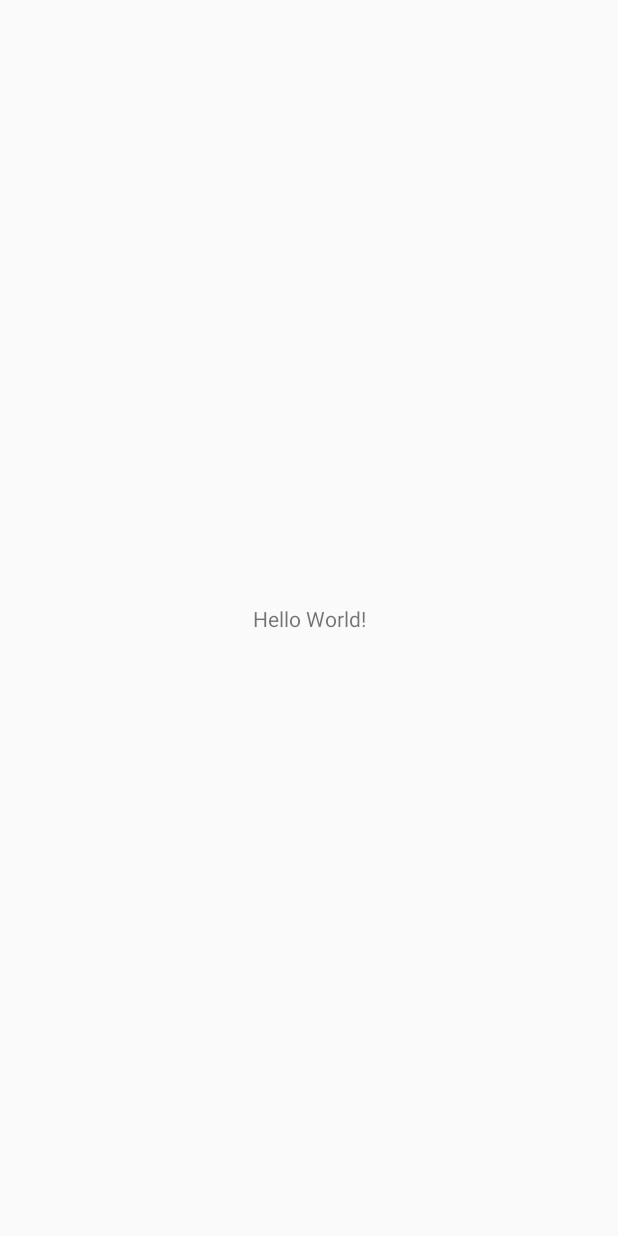
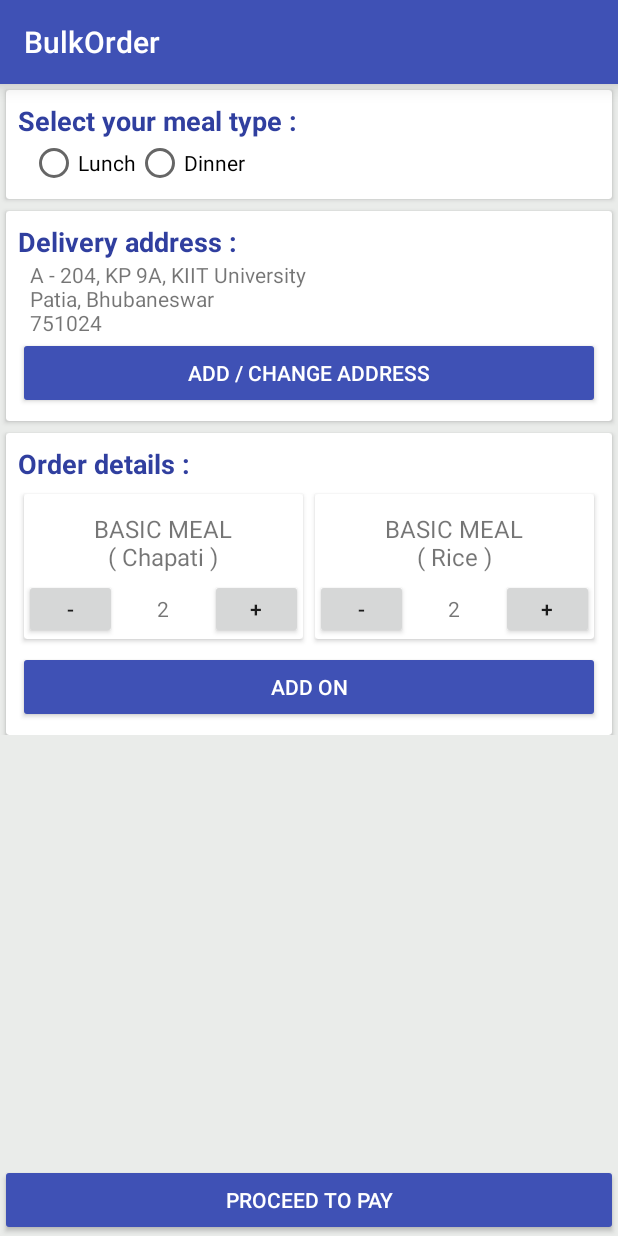
Before and after one commit to LunchBoxAndroid/LUNCHBOX, an Android app: the screen it shows after launch (FlashActivity before the commit, BulkOrderActivity after it), on a phone screen of 412 x 824 dp. Before the commit the screen is almost empty. Run offline under Robolectric (Android 15) with nearby library versions, the phone set to English and light mode, and no system bars.

Commit message:
Update layout BulkActivity

```diff
--- a/app/build.gradle
+++ b/app/build.gradle
@@ -25,4 +25,6 @@ dependencies {
     testImplementation 'junit:junit:4.12'
     androidTestImplementation 'com.android.support.test:runner:1.0.2'
     androidTestImplementation 'com.android.support.test.espresso:espresso-core:3.0.2'
+    implementation 'com.android.support:cardview-v7:27.1.1'
+    implementation 'com.android.support:design:27.1.1'
 }
--- a/app/src/main/AndroidManifest.xml
+++ b/app/src/main/AndroidManifest.xml
@@ -16,6 +16,7 @@
                 <category android:name="android.intent.category.LAUNCHER" />
             </intent-filter>
         </activity>
+        <activity android:name=".BulkOrderActivity"></activity>
     </application>
 
 </manifest>
--- /dev/null
+++ b/app/src/main/java/com/lunchbox/lunchbox/BulkOrderActivity.java
@@ -0,0 +1,13 @@
+package com.lunchbox.lunchbox;
+
+import android.support.v7.app.AppCompatActivity;
+import android.os.Bundle;
+
+public class BulkOrderActivity extends AppCompatActivity {
+
+    @Override
+    protected void onCreate(Bundle savedInstanceState) {
+        super.onCreate(savedInstanceState);
+        setContentView(R.layout.activity_bulk_order);
+    }
+}
--- a/app/src/main/java/com/lunchbox/lunchbox/FlashActivity.java
+++ b/app/src/main/java/com/lunchbox/lunchbox/FlashActivity.java
@@ -1,5 +1,6 @@
 package com.lunchbox.lunchbox;
 
+import android.content.Intent;
 import android.support.v7.app.AppCompatActivity;
 import android.os.Bundle;
 
@@ -14,6 +15,8 @@ public class FlashActivity extends AppCompatActivity {
 
         if (userLoggedIn()){
             // TODO:Change activity to main page
+            Intent intent = new Intent(this,BulkOrderActivity.class);
+            startActivity(intent);
         } else {
             // TODO:Change activity to sign in / sign up page
         }
@@ -21,6 +24,6 @@ public class FlashActivity extends AppCompatActivity {
 
     private boolean userLoggedIn() {
         // TODO:create method to check if user is logged in or not
-        return false;
+        return true;
     }
 }
--- /dev/null
+++ b/app/src/main/res/layout/activity_bulk_order.xml
@@ -0,0 +1,332 @@
+<?xml version="1.0" encoding="utf-8"?>
+<android.support.constraint.ConstraintLayout xmlns:android="http://schemas.android.com/apk/res/android"
+    xmlns:app="http://schemas.android.com/apk/res-auto"
+    xmlns:tools="http://schemas.android.com/tools"
+    android:layout_width="match_parent"
+    android:layout_height="match_parent"
+    android:background="#eaecea"
+    tools:context=".BulkOrderActivity">
+
+    <android.support.v7.widget.Toolbar
+        android:id="@+id/toolbar"
+        android:layout_width="match_parent"
+        android:layout_height="?android:attr/actionBarSize"
+        android:background="@color/colorPrimary"
+        android:elevation="8dp"
+        android:theme="@style/ThemeOverlay.AppCompat.Dark.ActionBar"
+        app:layout_constraintStart_toStartOf="parent"
+        app:layout_constraintTop_toTopOf="parent"
+        app:title="@string/bulk_order" />
+
+    <android.support.v4.widget.NestedScrollView
+        android:layout_width="match_parent"
+        android:layout_height="0dp"
+        app:layout_constraintStart_toStartOf="parent"
+        app:layout_constraintTop_toBottomOf="@id/toolbar"
+        app:layout_constraintBottom_toTopOf="@id/proceed_to_pay_button_bulk">
+
+        <android.support.constraint.ConstraintLayout
+            android:layout_width="match_parent"
+            android:layout_height="match_parent">
+
+            <android.support.v7.widget.CardView
+                android:id="@+id/cardView"
+                android:layout_width="match_parent"
+                android:layout_height="wrap_content"
+                android:layout_marginEnd="4dp"
+                android:layout_marginStart="4dp"
+                android:layout_marginTop="4dp"
+                android:elevation="4dp"
+                app:layout_constraintEnd_toEndOf="parent"
+                app:layout_constraintStart_toStartOf="parent"
+                app:layout_constraintTop_toTopOf="parent">
+
+                <android.support.constraint.ConstraintLayout
+                    android:layout_width="match_parent"
+                    android:layout_height="wrap_content"
+                    android:padding="8dp">
+
+                    <TextView
+                        android:id="@+id/textView3"
+                        android:layout_width="wrap_content"
+                        android:layout_height="wrap_content"
+                        android:text="@string/meal_type_selection_heading"
+                        android:textColor="@color/colorPrimaryDark"
+                        android:textSize="18sp"
+                        android:textStyle="bold"
+                        app:layout_constraintStart_toStartOf="parent"
+                        app:layout_constraintTop_toTopOf="parent" />
+
+                    <RadioGroup
+                        android:layout_width="wrap_content"
+                        android:layout_height="wrap_content"
+                        android:layout_marginStart="8dp"
+                        android:orientation="horizontal"
+                        app:layout_constraintStart_toStartOf="parent"
+                        app:layout_constraintTop_toBottomOf="@+id/textView3">
+
+                        <RadioButton
+                            android:layout_width="wrap_content"
+                            android:layout_height="wrap_content"
+                            android:text="@string/lunch" />
+
+                        <RadioButton
+                            android:layout_width="wrap_content"
+                            android:layout_height="wrap_content"
+                            android:text="@string/dinner" />
+
+                    </RadioGroup>
+
+
+                </android.support.constraint.ConstraintLayout>
+
+            </android.support.v7.widget.CardView>
+
+            <android.support.v7.widget.CardView
+                android:id="@+id/cardView2"
+                android:layout_width="match_parent"
+                android:layout_height="wrap_content"
+                android:layout_marginEnd="4dp"
+                android:layout_marginStart="4dp"
+                android:layout_marginTop="8dp"
+                android:elevation="4dp"
+                app:layout_constraintEnd_toEndOf="parent"
+                app:layout_constraintStart_toStartOf="parent"
+                app:layout_constraintTop_toBottomOf="@+id/cardView">
+
+                <android.support.constraint.ConstraintLayout
+                    android:layout_width="match_parent"
+                    android:layout_height="wrap_content"
+                    android:padding="8dp">
+
+                    <TextView
+                        android:id="@+id/textView4"
+                        android:layout_width="wrap_content"
+                        android:layout_height="wrap_content"
+                        android:text="Delivery address : "
+                        android:textColor="@color/colorPrimaryDark"
+                        android:textSize="18sp"
+                        android:textStyle="bold"
+                        app:layout_constraintStart_toStartOf="parent"
+                        app:layout_constraintTop_toTopOf="parent" />
+
+                    <!-- TODO : get delivery address from past preferences-->
+
+                    <TextView
+                        android:id="@+id/addressTextView_bulk"
+                        android:layout_width="wrap_content"
+                        android:layout_height="wrap_content"
+                        android:layout_marginStart="8dp"
+                        android:text="A - 204, KP 9A, KIIT University\nPatia, Bhubaneswar\n751024"
+
+                        app:layout_constraintStart_toStartOf="parent"
+                        app:layout_constraintTop_toBottomOf="@id/textView4" />
+
+                    <Button
+                        android:layout_width="match_parent"
+                        android:layout_height="wrap_content"
+                        android:backgroundTint="@color/colorPrimary"
+                        android:text="Add / change address"
+                        android:textColor="#FFFFFF"
+                        app:layout_constraintEnd_toEndOf="parent"
+                        app:layout_constraintStart_toStartOf="parent"
+                        app:layout_constraintTop_toBottomOf="@+id/addressTextView_bulk" />
+
+                </android.support.constraint.ConstraintLayout>
+
+            </android.support.v7.widget.CardView>
+
+            <android.support.v7.widget.CardView
+                android:id="@+id/ord_details_card"
+                android:layout_width="match_parent"
+                android:layout_height="wrap_content"
+                android:layout_marginEnd="4dp"
+                android:layout_marginStart="4dp"
+                android:layout_marginTop="8dp"
+                android:elevation="4dp"
+                app:layout_constraintEnd_toEndOf="parent"
+                app:layout_constraintStart_toStartOf="parent"
+                app:layout_constraintTop_toBottomOf="@+id/cardView2">
+
+                <android.support.constraint.ConstraintLayout
+                    android:layout_width="match_parent"
+                    android:layout_height="wrap_content"
+                    android:padding="8dp">
+
+                    <TextView
+                        android:id="@+id/textView5"
+                        android:layout_width="wrap_content"
+                        android:layout_height="wrap_content"
+                        android:text="Order details : "
+                        android:textColor="@color/colorPrimaryDark"
+                        android:textSize="18sp"
+                        android:textStyle="bold"
+                        app:layout_constraintStart_toStartOf="parent"
+                        app:layout_constraintTop_toTopOf="parent" />
+
+                    <android.support.constraint.Guideline
+                        android:id="@+id/guideline2"
+                        android:layout_width="wrap_content"
+                        android:layout_height="wrap_content"
+                        android:orientation="vertical"
+                        app:layout_constraintGuide_percent=".5" />
+
+                    <android.support.v7.widget.CardView
+                        android:id="@+id/chap_card"
+                        android:layout_width="0dp"
+                        android:layout_height="wrap_content"
+                        android:layout_marginEnd="4dp"
+                        android:layout_marginStart="4dp"
+                        android:layout_marginTop="8dp"
+                        android:elevation="4dp"
+                        app:layout_constraintEnd_toEndOf="@id/guideline2"
+                        app:layout_constraintStart_toStartOf="parent"
+                        app:layout_constraintTop_toBottomOf="@+id/textView5">
+
+                        <android.support.constraint.ConstraintLayout
+                            android:layout_width="match_parent"
+                            android:layout_height="match_parent">
+
+                            <TextView
+                                android:id="@+id/chap_desc"
+                                android:layout_width="0dp"
+                                android:layout_height="wrap_content"
+                                android:layout_marginTop="8dp"
+                                android:gravity="center"
+                                android:padding="4dp"
+                                android:text="BASIC MEAL\n( Chapati )"
+                                android:textSize="16sp"
+                                app:layout_constraintEnd_toEndOf="parent"
+                                app:layout_constraintStart_toStartOf="parent"
+                                app:layout_constraintTop_toTopOf="parent" />
+
+                            <Button
+                                android:id="@+id/chap_add"
+                                android:layout_width="0dp"
+                                android:layout_height="40dp"
+                                android:text="+"
+                                app:layout_constraintBottom_toBottomOf="parent"
+                                app:layout_constraintEnd_toEndOf="parent"
+                                app:layout_constraintStart_toEndOf="@id/chap_count"
+                                app:layout_constraintTop_toBottomOf="@id/chap_desc" />
+
+                            <TextView
+                                android:id="@+id/chap_count"
+                                android:layout_width="0dp"
+                                android:layout_height="40dp"
+                                android:gravity="center"
+                                android:text="2"
+                                app:layout_constraintBottom_toBottomOf="parent"
+                                app:layout_constraintEnd_toStartOf="@id/chap_add"
+                                app:layout_constraintStart_toEndOf="@id/chap_sub"
+                                app:layout_constraintTop_toBottomOf="@+id/chap_desc" />
+
+                            <Button
+                                android:id="@+id/chap_sub"
+                                android:layout_width="0dp"
+                                android:layout_height="40dp"
+                                android:text="-"
+                                app:layout_constraintBottom_toBottomOf="parent"
+                                app:layout_constraintEnd_toStartOf="@id/chap_count"
+                                app:layout_constraintStart_toStartOf="parent"
+                                app:layout_constraintTop_toBottomOf="@+id/chap_desc" />
+
+                        </android.support.constraint.ConstraintLayout>
+
+                    </android.support.v7.widget.CardView>
+
+                    <android.support.v7.widget.CardView
+                        android:layout_width="0dp"
+                        android:layout_height="wrap_content"
+                        android:layout_marginEnd="4dp"
+                        android:layout_marginStart="4dp"
+                        android:layout_marginTop="8dp"
+                        android:elevation="4dp"
+                        app:layout_constraintEnd_toEndOf="parent"
+                        app:layout_constraintStart_toEndOf="@id/guideline2"
+                        app:layout_constraintTop_toBottomOf="@id/textView5">
+
+                        <android.support.constraint.ConstraintLayout
+                            android:layout_width="match_parent"
+                            android:layout_height="match_parent">
+
+                            <TextView
+                                android:id="@+id/rice_desc"
+                                android:layout_width="0dp"
+                                android:layout_height="wrap_content"
+                                android:layout_marginTop="8dp"
+                                android:gravity="center"
+                                android:padding="4dp"
+                                android:text="BASIC MEAL\n( Rice )"
+                                android:textSize="16sp"
+                                app:layout_constraintEnd_toEndOf="parent"
+                                app:layout_constraintStart_toStartOf="parent"
+                                app:layout_constraintTop_toTopOf="parent" />
+
+                            <Button
+                                android:id="@+id/rice_add"
+                                android:layout_width="0dp"
+                                android:layout_height="40dp"
+                                android:text="+"
+                                app:layout_constraintBottom_toBottomOf="parent"
+                                app:layout_constraintEnd_toEndOf="parent"
+                                app:layout_constraintStart_toEndOf="@id/rice_count"
+                                app:layout_constraintTop_toBottomOf="@id/rice_desc" />
+
+                            <TextView
+                                android:id="@+id/rice_count"
+                                android:layout_width="0dp"
+                                android:layout_height="40dp"
+                                android:gravity="center"
+                                android:text="2"
+                                app:layout_constraintBottom_toBottomOf="parent"
+                                app:layout_constraintEnd_toStartOf="@id/rice_add"
+                                app:layout_constraintStart_toEndOf="@id/rice_sub"
+                                app:layout_constraintTop_toBottomOf="@+id/rice_desc" />
+
+                            <Button
+                                android:id="@+id/rice_sub"
+                                android:layout_width="0dp"
+                                android:layout_height="40dp"
+                                android:text="-"
+                                app:layout_constraintBottom_toBottomOf="parent"
+                                app:layout_constraintEnd_toStartOf="@id/rice_count"
+                                app:layout_constraintStart_toStartOf="parent"
+                                app:layout_constraintTop_toBottomOf="@+id/rice_desc" />
+
+                        </android.support.constraint.ConstraintLayout>
+
+                    </android.support.v7.widget.CardView>
+
+                    <Button
+                        android:layout_width="match_parent"
+                        android:layout_height="wrap_content"
+                        android:layout_marginTop="8dp"
+                        android:backgroundTint="@color/colorPrimary"
+                        android:text="Add ON"
+                        android:textColor="#FFFFFF"
+                        app:layout_constraintTop_toBottomOf="@id/chap_card"
+                        app:layout_constraintStart_toStartOf="parent"
+                        tools:layout_editor_absoluteX="8dp" />
+
+
+                </android.support.constraint.ConstraintLayout>
+
+            </android.support.v7.widget.CardView>
+
+        </android.support.constraint.ConstraintLayout>
+
+    </android.support.v4.widget.NestedScrollView>
+
+    <Button
+        android:id="@+id/proceed_to_pay_button_bulk"
+        android:layout_width="match_parent"
+        android:layout_height="wrap_content"
+        app:layout_constraintBottom_toBottomOf="parent"
+        app:layout_constraintStart_toStartOf="parent"
+        android:text="Proceed to Pay"
+        android:textColor="#FFFFFF"
+        android:backgroundTint="@color/colorPrimary"/>
+
+
+</android.support.constraint.ConstraintLayout>
--- a/app/src/main/res/values/strings.xml
+++ b/app/src/main/res/values/strings.xml
@@ -1,3 +1,7 @@
 <resources>
     <string name="app_name">LUNCHBOX</string>
+    <string name="bulk_order">BulkOrder</string>
+    <string name="lunch">Lunch</string>
+    <string name="dinner">Dinner</string>
+    <string name="meal_type_selection_heading">Select your meal type :</string>
 </resources>
```
